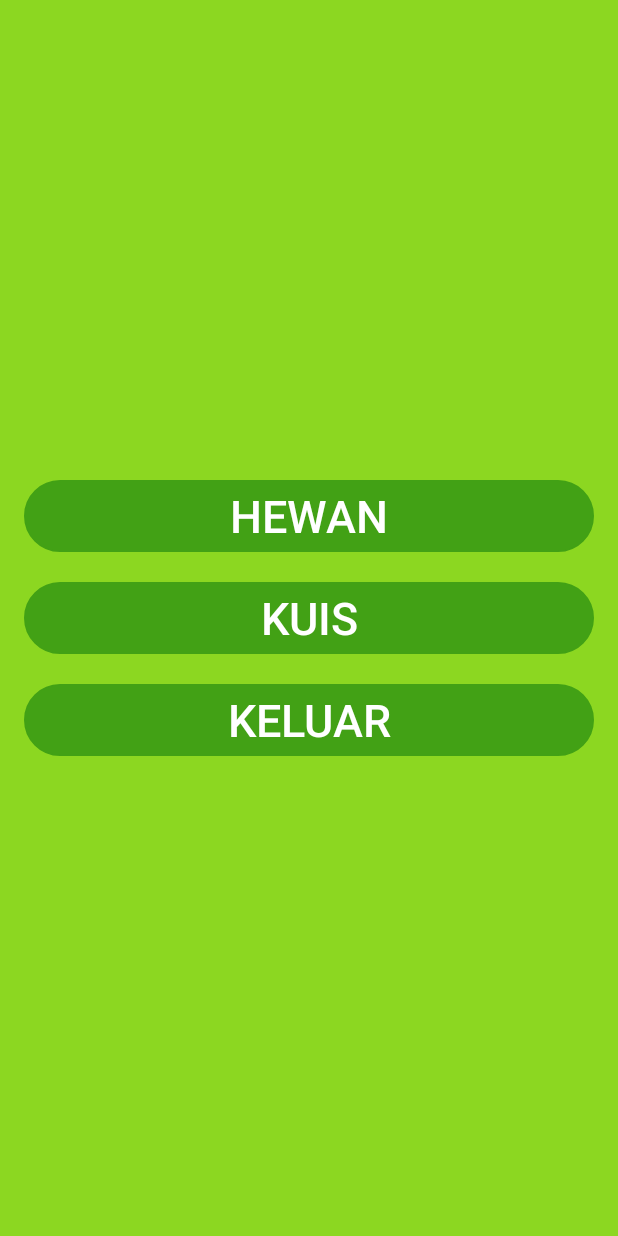
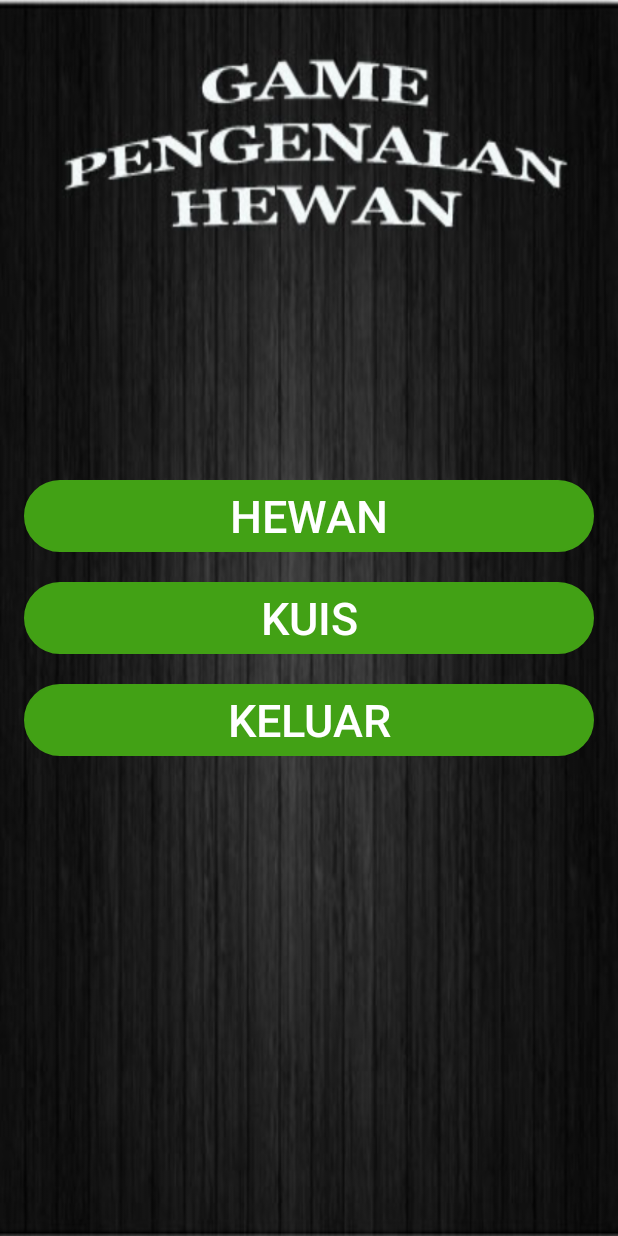
Before and after one commit to kaksay/Hewan, an Android app: the layout activity_menu.xml on its own in the app's theme, with its tools: preview values and no code run, on a phone screen of 412 x 824 dp. Run offline under Robolectric (Android 15) with nearby library versions, the phone set to English and light mode, and no system bars; network calls fail.

Commit message:
tampilan menu

```diff
--- a/app/src/main/res/layout/activity_menu.xml
+++ b/app/src/main/res/layout/activity_menu.xml
@@ -2,7 +2,7 @@
     xmlns:tools="http://schemas.android.com/tools"
     android:layout_width="match_parent"
     android:layout_height="match_parent"
-    android:background="#8cd721"
+    android:background="@drawable/menu"
     android:gravity="center"
     android:orientation="vertical"
     android:paddingBottom="@dimen/activity_vertical_margin"
```
Also changed, not shown: app/src/main/res/drawable/menu.jpg (added).
